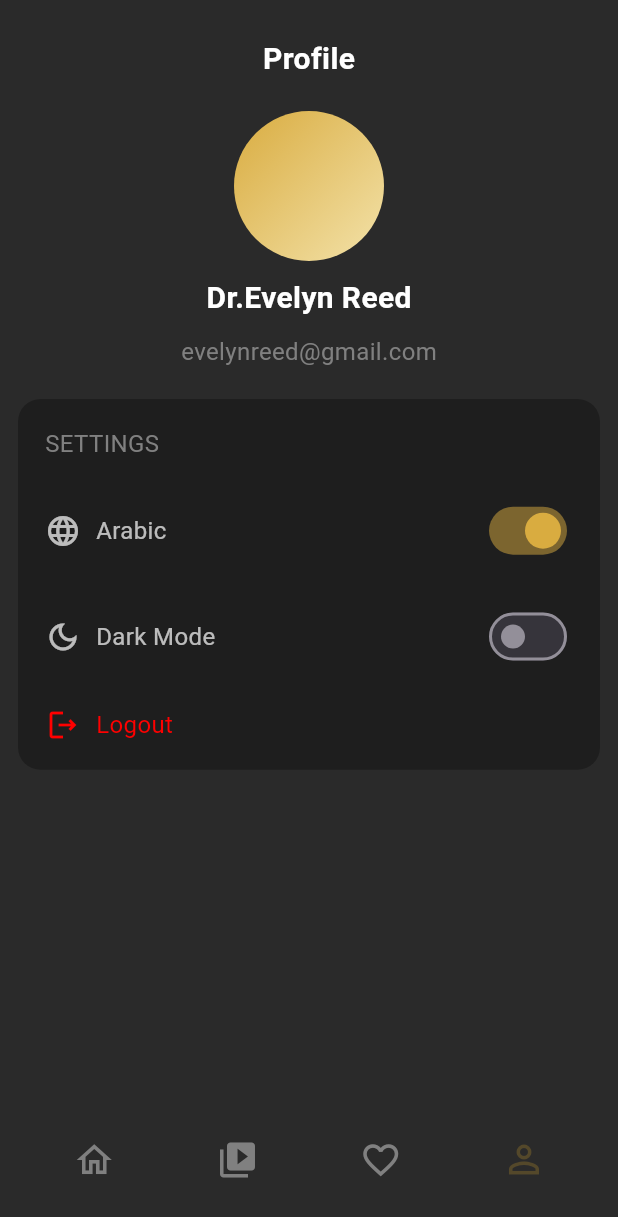
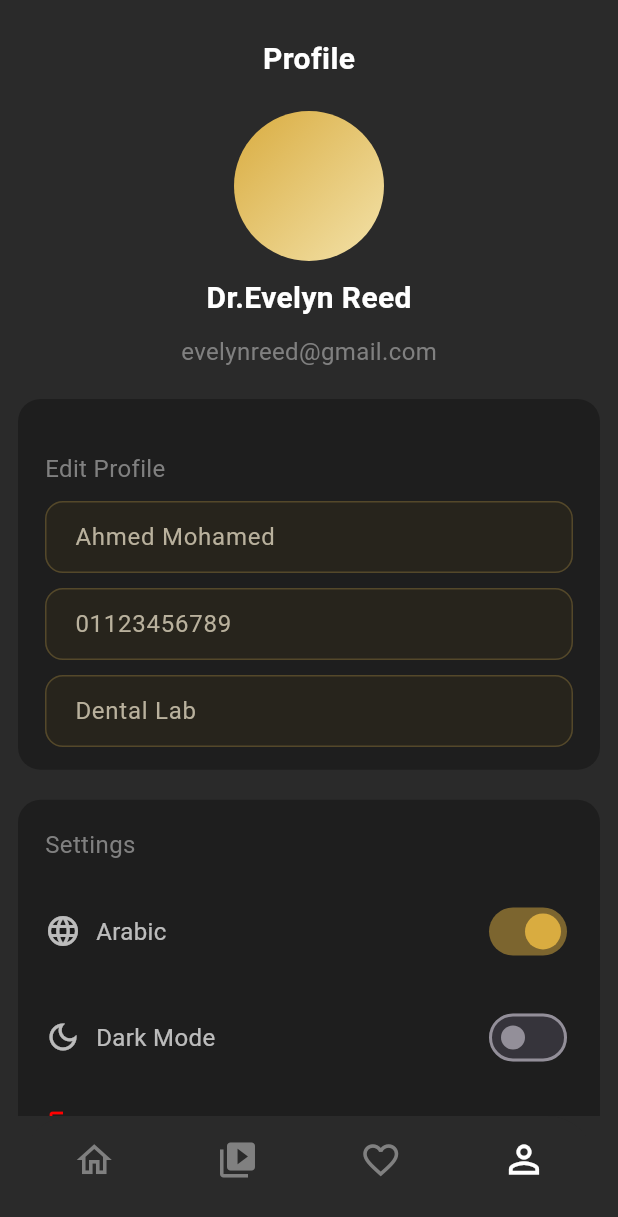
Before and after one commit to abdullahAabu-kuffa/dental_lab_app, a Flutter app: the AppHomeScreans screen opened by its route, item 4 of the bottom bar chosen, on a phone screen of 412 x 824 dp. Shown: the top 1217 px of the screen. Run offline on Flutter 3.47's test engine with Material 3 defaults, Android fonts, the light colour scheme and no system bars; our stand-ins replace bloc, dio, flutter_bloc, flutter_screenutil, flutter_svg, shared_preferences; accounts and stored records are empty.

Commit message:
add edit profil info section to the profil screen

```diff
--- a/lib/main.dart
+++ b/lib/main.dart
@@ -1,7 +1,6 @@
 import 'package:dental_lab_app/core/constants/app_strings.dart';
 import 'package:dental_lab_app/core/helpers/cach_helper.dart';
 import 'package:dental_lab_app/core/routing/app_router.dart';
-import 'package:dental_lab_app/core/theme/app_theme.dart';
 import 'package:dental_lab_app/logic/cubit/theme_cubit/theme_cubit.dart';
 import 'package:flutter/material.dart';
 import 'package:flutter_bloc/flutter_bloc.dart';
--- a/lib/presentation/screens/auth/widgets/custom_text_field.dart
+++ b/lib/presentation/screens/auth/widgets/custom_text_field.dart
@@ -63,6 +63,14 @@ class CustomTextField extends StatelessWidget {
       if (value == null || value.isEmpty) {
         return 'Please enter your full address';
       }
+    }else if(hint==AppStrings.addressLabel){
+      if (value == null || value.isEmpty) {
+        return 'Please enter your address';
+      }
+    }else if(hint==AppStrings.clinicOrLabName){
+      if (value == null || value.isEmpty) {
+        return 'Please enter your clinic or lab name';
+      }
     }
     return null;
   }
--- a/lib/presentation/screens/home/home_nav_bar.dart
+++ b/lib/presentation/screens/home/home_nav_bar.dart
@@ -30,7 +30,7 @@ class HomeNavBar extends StatelessWidget {
               borderRadius: BorderRadius.circular(40),
             ),
             child: BottomNavigationBar(
-              backgroundColor: theme.isDark ? Colors.transparent : AppColors.goldenColor,
+              backgroundColor: Colors.transparent ,
               elevation: 0,
               type: BottomNavigationBarType.fixed,
               currentIndex: currentIndexScreen,
@@ -38,7 +38,7 @@ class HomeNavBar extends StatelessWidget {
               showSelectedLabels: false,
               showUnselectedLabels: false,
               selectedIconTheme:  IconThemeData(
-                color: theme.isDark ? AppColors.goldenColor : AppColors.whiteColor,
+                color: AppColors.whiteColor,
                 size: 30,
               ),
               unselectedIconTheme: const IconThemeData(
--- a/lib/presentation/screens/home/profile_screen.dart
+++ b/lib/presentation/screens/home/profile_screen.dart
@@ -1,8 +1,11 @@
+import 'package:dental_lab_app/core/constants/app_strings.dart';
 import 'package:dental_lab_app/core/helpers/cach_helper.dart';
 import 'package:dental_lab_app/core/routing/app_router.dart';
 import 'package:dental_lab_app/core/theme/app_colors.dart';
 import 'package:dental_lab_app/logic/cubit/theme_cubit/theme_cubit.dart';
+import 'package:dental_lab_app/presentation/screens/auth/widgets/custom_text_field.dart';
 import 'package:dental_lab_app/presentation/screens/auth/widgets/custom_txt.dart';
+import 'package:dental_lab_app/presentation/widgets/custom_btn.dart';
 import 'package:flutter/material.dart';
 import 'package:flutter_bloc/flutter_bloc.dart';
 
@@ -14,9 +17,13 @@ class ProfileScreen extends StatefulWidget {
 }
 
 class _ProfileScreenState extends State<ProfileScreen> {
-  // bool isdark = false;
   bool isSwitched = false;
   bool isEnglish = true;
+  final fullNameController = TextEditingController(text: 'Ahmed Mohamed');
+  final phoneNumberController = TextEditingController(text: '01123456789');
+  final clinickNameController = TextEditingController(text: 'Dental Lab');
+  final clinicAddressController = TextEditingController(text: 'Cairo, Egypt');
+  final GlobalKey<FormState> _formKey = GlobalKey<FormState>();
   @override
   Widget build(BuildContext context) {
     final size = MediaQuery.of(context).size;
@@ -33,7 +40,9 @@ class _ProfileScreenState extends State<ProfileScreen> {
               const SizedBox(height: 25),
               CustomText(
                 txt: 'Profile',
-                color:themeState.isDark ? AppColors.whiteColor : AppColors.primBgColor,
+                color: themeState.isDark
+                    ? AppColors.whiteColor
+                    : AppColors.primBgColor,
                 fontSize: 20,
                 fontWeight: FontWeight.bold,
               ),
@@ -70,9 +79,89 @@ class _ProfileScreenState extends State<ProfileScreen> {
               Container(
                 width: double.infinity,
                 height: size.height * 0.3,
-
                 decoration: BoxDecoration(
-                  color:themeState.isDark ? AppColors.darkGreyColor : AppColors.goldenColor,
+                  color: themeState.isDark
+                      ? AppColors.darkGreyColor
+                      : AppColors.goldenColor,
+                  borderRadius: BorderRadius.circular(15),
+                ),
+                child: Padding(
+                  padding: const EdgeInsets.symmetric(
+                    horizontal: 18.0,
+                    vertical: 15,
+                  ),
+                  child: SingleChildScrollView(
+                    child: Form(
+                      key: _formKey,
+                      child: Column(
+                        children: [
+                          const SizedBox(height: 20),
+                          Row(
+                            children: [
+                              CustomText(
+                                txt: 'Edit Profile',
+                                color: AppColors.greyColor,
+                              ),
+                            ],
+                          ),
+                          const SizedBox(height: 10),
+                          CustomTextField(
+                            controller: fullNameController,
+                            hint: AppStrings.enterYourFullName,
+                          ),
+                          const SizedBox(height: 10),
+                          CustomTextField(
+                            controller: phoneNumberController,
+                            hint: AppStrings.enterYourPhoneNumber,
+                          ),
+                          const SizedBox(height: 10),
+                          CustomTextField(
+                            controller: clinickNameController,
+                            hint: AppStrings.clinicOrLabName,
+                          ),
+                          const SizedBox(height: 10),
+                          CustomTextField(
+                            controller: clinicAddressController,
+                            hint: AppStrings.addressLabel,
+                          ),
+                          const SizedBox(height: 10),
+                          CustomBtn(
+                            onTap: () {
+                              if (_formKey.currentState!.validate()) {
+                                debugPrint(
+                                  'fullName: ${fullNameController.text}\n'
+                                  'phoneNumber: ${phoneNumberController.text}\n'
+                                  'clinicName: ${clinickNameController.text}\n'
+                                  'address: ${clinicAddressController.text}',
+                                );
+                              }
+                            },
+                            child: Center(
+                              child: const Text(
+                                'Save',
+                                style: TextStyle(
+                                  color: AppColors.blackColor,
+                                  fontWeight: FontWeight.w600,
+                                  fontSize: 16,
+                                ),
+                              ),
+                            ),
+                          ),
+                        ],
+                      ),
+                    ),
+                  ),
+                ),
+              ),
+              const SizedBox(height: 20),
+              Container(
+                width: double.infinity,
+                height: size.height * 0.3,
+                margin: EdgeInsets.only(bottom: size.height * 0.05),
+                decoration: BoxDecoration(
+                  color: themeState.isDark
+                      ? AppColors.darkGreyColor
+                      : AppColors.goldenColor,
                   borderRadius: BorderRadius.circular(15),
                 ),
                 child: Padding(
@@ -86,7 +175,7 @@ class _ProfileScreenState extends State<ProfileScreen> {
                       Row(
                         children: [
                           CustomText(
-                            txt: 'SETTINGS',
+                            txt: 'Settings',
                             color: AppColors.greyColor,
                           ),
                         ],
@@ -134,7 +223,9 @@ class _ProfileScreenState extends State<ProfileScreen> {
                           ),
                           const SizedBox(width: 10),
                           CustomText(
-                            txt: !themeState.isDark ? 'Light Mode' : 'Dark Mode',
+                            txt: !themeState.isDark
+                                ? 'Light Mode'
+                                : 'Dark Mode',
                             color: AppColors.whiteColor70,
                           ),
                           const Spacer(),
```
